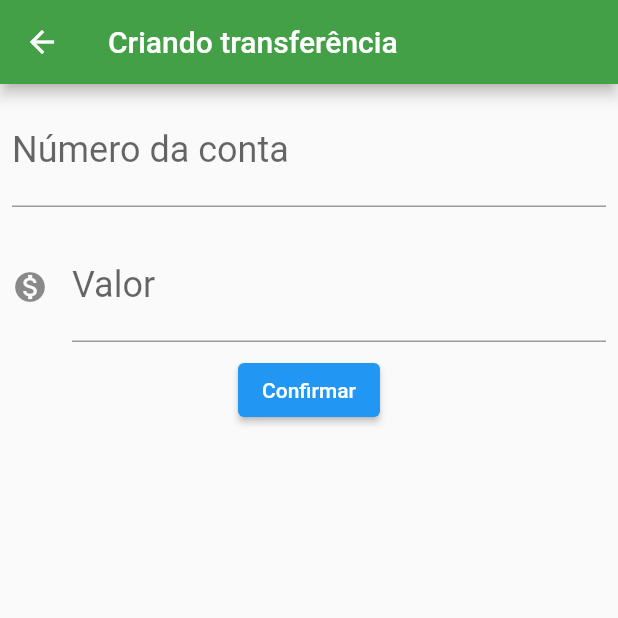
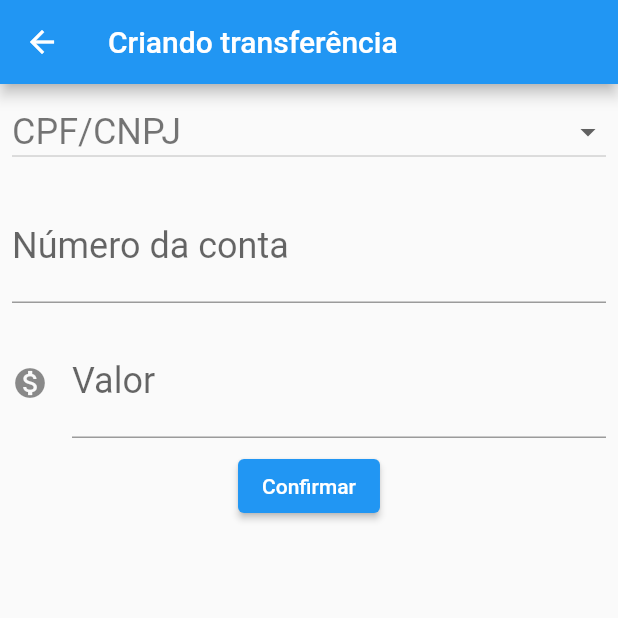
Before and after one commit to CaarlosAugusto/bytebank, a Flutter app: the screen it shows after launch, after a tap on the "add" icon, on a phone screen of 412 x 824 dp, the top half of it. Run offline on Flutter 3.47's test engine with Material 2 defaults, Android fonts, the phone set to English and light mode, and no system bars.

Commit message:
Refatoração do código

```diff
--- /dev/null
+++ b/lib/components/editor.dart
@@ -0,0 +1,27 @@
+import 'package:flutter/cupertino.dart';
+import 'package:flutter/material.dart';
+
+class Editor extends StatelessWidget {
+  final TextEditingController? controlador;
+  final String? rotulo;
+  final String? dica;
+  final IconData? icone;
+
+  Editor({this.controlador, this.rotulo, this.dica, this.icone});
+
+  @override
+  Widget build(BuildContext context) {
+    return Padding(
+      padding: const EdgeInsets.all(8.0),
+      child: TextField(
+        controller: controlador,
+        style: TextStyle(fontSize: 24.0),
+        decoration: InputDecoration(
+            icon: icone != null ? Icon(icone) : null,
+            labelText: rotulo,
+            hintText: dica),
+        keyboardType: TextInputType.number,
+      ),
+    );
+  }
+}
--- a/lib/main.dart
+++ b/lib/main.dart
@@ -1,5 +1,6 @@
-// ignore_for_file: prefer_const_constructors
+// ignore_for_file: prefer_const_constructors, prefer_const_literals_to_create_immutables
 
+import 'package:bytebank/screens/lista_tranferencia.dart';
 import 'package:flutter/material.dart';
 
 void main() {
@@ -18,164 +19,8 @@ class BytebankApp extends StatelessWidget {
   @override
   Widget build(BuildContext context) {
     return MaterialApp(
-      home: Scaffold(
-        body: ListaTransferencia(),
-      ),
+      theme: ThemeData(primaryColor: Colors.cyan),
+      home: ListaTransferencia(),
     );
   }
 }
-
-class FormularioTransferencia extends StatefulWidget {
-  final TextEditingController controladorNumeroConta = TextEditingController();
-  final TextEditingController controladorValor = TextEditingController();
-
-  FormularioTransferencia({Key? key}) : super(key: key);
-
-  void _criaTransferencia(BuildContext context) {
-    final int? numeroConta = int.tryParse(controladorNumeroConta.text);
-    final double? valor = double.tryParse(controladorValor.text);
-    // (!) null check
-    if (numeroConta != null && valor != null) {
-      debugPrint("Criando transferência");
-      final transferencia = Transferencia(valor, numeroConta);
-      // ScaffoldMessenger.of(context)
-      //     .showSnackBar(SnackBar(content: Text("$transferencia")));
-      Navigator.pop(context, transferencia);
-    }
-  }
-
-  @override
-  State<StatefulWidget> createState() {
-    return FormularioTransferenciaState();
-  }
-}
-
-class FormularioTransferenciaState extends State<FormularioTransferencia> {
-  @override
-  Widget build(BuildContext context) {
-    return Scaffold(
-      appBar: AppBar(
-        title: Text("Criando transferência"),
-        backgroundColor: Colors.green[600],
-      ),
-      body: SingleChildScrollView(
-        child: Column(
-          children: [
-            Editor(
-                controlador: widget.controladorNumeroConta,
-                rotulo: "Número da conta",
-                dica: "0000"),
-            Editor(
-                controlador: widget.controladorValor,
-                rotulo: "Valor",
-                dica: "0.00",
-                icone: Icons.monetization_on),
-            ElevatedButton(
-                child: Text("Confirmar"),
-                onPressed: () {
-                  debugPrint("clicou em confirmar");
-                  widget._criaTransferencia(context);
-                })
-          ],
-        ),
-      ),
-    );
-  }
-}
-
-class Editor extends StatelessWidget {
-  final TextEditingController? controlador;
-  final String? rotulo;
-  final String? dica;
-  final IconData? icone;
-
-  Editor({this.controlador, this.rotulo, this.dica, this.icone});
-
-  @override
-  Widget build(BuildContext context) {
-    return Padding(
-      padding: const EdgeInsets.all(8.0),
-      child: TextField(
-        controller: controlador,
-        style: TextStyle(fontSize: 24.0),
-        decoration: InputDecoration(
-            icon: icone != null ? Icon(icone) : null,
-            labelText: rotulo,
-            hintText: dica),
-        keyboardType: TextInputType.number,
-      ),
-    );
-  }
-}
-
-class ListaTransferencia extends StatefulWidget {
-  final List<Transferencia?> _transferencia = [];
-
-  @override
-  State<StatefulWidget> createState() {
-    return ListaTransferenciaState();
-  }
-}
-
-class ListaTransferenciaState extends State<ListaTransferencia> {
-  @override
-  Widget build(BuildContext context) {
-    return Scaffold(
-      appBar: AppBar(
-        title: const Text("Transferências"),
-        backgroundColor: Colors.green[600],
-      ),
-      body: ListView.builder(
-          itemCount: widget._transferencia.length,
-          itemBuilder: (context, indice) {
-            final transferencia = widget._transferencia[indice];
-            return ItemTransferencia(transferencia!);
-          }),
-      floatingActionButton: FloatingActionButton(
-        child: Icon(Icons.add),
-        onPressed: () {
-          final Future<Transferencia?> future =
-              Navigator.push(context, MaterialPageRoute(builder: (context) {
-            return FormularioTransferencia();
-          }));
-          future.then((tranferenciaRecebida) {
-            debugPrint("Chegou no then do future");
-            debugPrint("$tranferenciaRecebida");
-            if (tranferenciaRecebida != null) {
-              setState(() => widget._transferencia.add(tranferenciaRecebida));
-            }
-          });
-        },
-      ),
-    );
-  }
-}
-
-class ItemTransferencia extends StatelessWidget {
-  final Transferencia _transferencia;
-
-  const ItemTransferencia(this._transferencia);
-
-  @override
-  Widget build(BuildContext context) {
-    return Card(
-        child: ListTile(
-      leading: Icon(Icons.monetization_on),
-      title: Text(_transferencia.valor.toString()),
-      subtitle: Text(_transferencia.numeroConta.toString()),
-    ));
-  }
-}
-
-class Transferencia {
-  final double valor;
-  final int numeroConta;
-
-  Transferencia(this.valor, this.numeroConta);
-
-  @override
-  String toString() {
-    // TODO: implement toString
-    return "Transferência{valor: $valor, numeroConta: $numeroConta}";
-  }
-}
--- /dev/null
+++ b/lib/models/transferencia.dart
@@ -0,0 +1,11 @@
+class Transferencia {
+  final double valor;
+  final int numeroConta;
+
+  Transferencia(this.valor, this.numeroConta);
+
+  @override
+  String toString() {
+    return "Transferência{valor: $valor, numeroConta: $numeroConta}";
+  }
+}
--- /dev/null
+++ b/lib/screens/formulario_transferencia.dart
@@ -0,0 +1,99 @@
+import 'package:bytebank/components/editor.dart';
+import 'package:bytebank/models/transferencia.dart';
+import 'package:flutter/cupertino.dart';
+import 'package:flutter/material.dart';
+
+class FormularioTransferencia extends StatefulWidget {
+  final TextEditingController controladorNumeroConta = TextEditingController();
+  final TextEditingController controladorValor = TextEditingController();
+
+  FormularioTransferencia({Key? key}) : super(key: key);
+
+  void _criaTransferencia(BuildContext context) {
+    final int? numeroConta = int.tryParse(controladorNumeroConta.text);
+    final double? valor = double.tryParse(controladorValor.text);
+    // (!) null check
+    if (numeroConta != null && valor != null) {
+      debugPrint("Criando transferência");
+      final transferencia = Transferencia(valor, numeroConta);
+      // ScaffoldMessenger.of(context)
+      //     .showSnackBar(SnackBar(content: Text("$transferencia")));
+      Navigator.pop(context, transferencia);
+    }
+  }
+
+  @override
+  State<StatefulWidget> createState() {
+    return FormularioTransferenciaState();
+  }
+}
+
+class FormularioTransferenciaState extends State<FormularioTransferencia> {
+  @override
+  Widget build(BuildContext context) {
+    return Scaffold(
+      appBar: AppBar(
+        title: Text("Criando transferência"),
+      ),
+      body: SingleChildScrollView(
+        child: Column(
+          children: [
+            DropdownTipoTrans(),
+            Editor(
+                controlador: widget.controladorNumeroConta,
+                rotulo: "Número da conta",
+                dica: "0000"),
+            Editor(
+                controlador: widget.controladorValor,
+                rotulo: "Valor",
+                dica: "0.00",
+                icone: Icons.monetization_on),
+            ElevatedButton(
+                child: Text("Confirmar"),
+                onPressed: () {
+                  debugPrint("clicou em confirmar");
+                  widget._criaTransferencia(context);
+                })
+          ],
+        ),
+      ),
+    );
+  }
+}
+
+class DropdownTipoTrans extends StatefulWidget {
+  const DropdownTipoTrans({Key? key}) : super(key: key);
+
+  @override
+  State<StatefulWidget> createState() {
+    return DropdownTipoTransState();
+  }
+}
+
+class DropdownTipoTransState extends State<DropdownTipoTrans> {
+  final List<String> list_items = ['CPF/CNPJ', "Celular", "Email"];
+  String? _value = 'CPF/CNPJ';
+
+  @override
+  Widget build(BuildContext context) {
+    return Padding(
+        padding: const EdgeInsets.all(8.0),
+        child: DropdownButton(
+          style: TextStyle(fontSize: 24.0, color: Colors.black54),
+          value: _value,
+          items: list_items.map((String item) {
+            return DropdownMenuItem<String>(
+              child: Text('$item'),
+              value: item,
+            );
+          }).toList(),
+          onChanged: (String? value) {
+            setState(() {
+              _value = value;
+            });
+          },
+          hint: Text("Tipo de chave"),
+          isExpanded: true,
+        ));
+  }
+}
--- /dev/null
+++ b/lib/screens/lista_tranferencia.dart
@@ -0,0 +1,61 @@
+import 'package:bytebank/models/transferencia.dart';
+import 'package:bytebank/screens/formulario_transferencia.dart';
+import 'package:flutter/material.dart';
+
+class ListaTransferencia extends StatefulWidget {
+  final List<Transferencia?> _transferencia = [];
+
+  @override
+  State<StatefulWidget> createState() {
+    return ListaTransferenciaState();
+  }
+}
+
+class ListaTransferenciaState extends State<ListaTransferencia> {
+  @override
+  Widget build(BuildContext context) {
+    return Scaffold(
+      appBar: AppBar(
+        title: const Text("Transferências"),
+      ),
+      body: ListView.builder(
+          itemCount: widget._transferencia.length,
+          itemBuilder: (context, indice) {
+            final transferencia = widget._transferencia[indice];
+            return ItemTransferencia(transferencia!);
+          }),
+      floatingActionButton: FloatingActionButton(
+        child: Icon(Icons.add),
+        onPressed: () {
+          final Future<Transferencia?> future =
+              Navigator.push(context, MaterialPageRoute(builder: (context) {
+            return FormularioTransferencia();
+          }));
+          future.then((tranferenciaRecebida) {
+            debugPrint("Chegou no then do future");
+            debugPrint("$tranferenciaRecebida");
+            if (tranferenciaRecebida != null) {
+              setState(() => widget._transferencia.add(tranferenciaRecebida));
+            }
+          });
+        },
+      ),
+    );
+  }
+}
+
+class ItemTransferencia extends StatelessWidget {
+  final Transferencia _transferencia;
+
+  const ItemTransferencia(this._transferencia);
+
+  @override
+  Widget build(BuildContext context) {
+    return Card(
+        child: ListTile(
+      leading: Icon(Icons.monetization_on),
+      title: Text(_transferencia.valor.toString()),
+      subtitle: Text(_transferencia.numeroConta.toString()),
+    ));
+  }
+}
```
